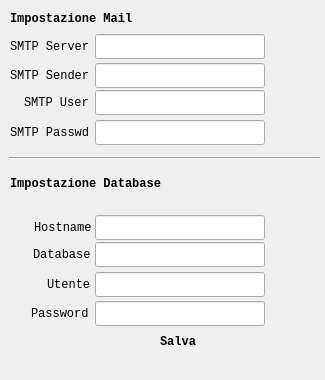
This is QtUI/dialogDatabase.ui in emper0r/aron-conf as Qt 5 draws it before an edit. The edited form follows.
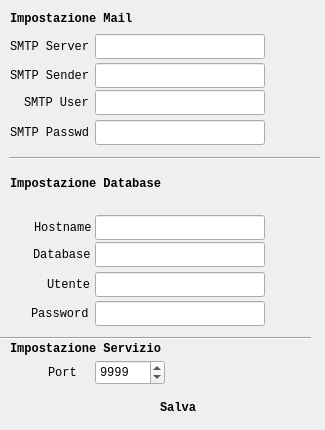
This is the edited form.

The edit to the form file:
```diff
--- a/QtUI/dialogDatabase.ui
+++ b/QtUI/dialogDatabase.ui
@@ -7,19 +7,19 @@
     <x>0</x>
     <y>0</y>
     <width>325</width>
-    <height>380</height>
+    <height>430</height>
    </rect>
   </property>
   <property name="minimumSize">
    <size>
     <width>325</width>
-    <height>380</height>
+    <height>430</height>
    </size>
   </property>
   <property name="maximumSize">
    <size>
     <width>325</width>
-    <height>380</height>
+    <height>430</height>
    </size>
   </property>
   <property name="sizeIncrement">
@@ -123,7 +123,7 @@
    <property name="geometry">
     <rect>
      <x>130</x>
-     <y>330</y>
+     <y>396</y>
      <width>25</width>
      <height>25</height>
     </rect>
@@ -658,7 +658,7 @@
    <property name="geometry">
     <rect>
      <x>160</x>
-     <y>333</y>
+     <y>399</y>
      <width>51</width>
      <height>18</height>
     </rect>
@@ -749,6 +749,114 @@
     <bool>false</bool>
    </property>
   </widget>
+  <widget class="QLabel" name="labelImpostazioneDaemonPort">
+   <property name="geometry">
+    <rect>
+     <x>10</x>
+     <y>340</y>
+     <width>161</width>
+     <height>18</height>
+    </rect>
+   </property>
+   <property name="font">
+    <font>
+     <weight>75</weight>
+     <bold>true</bold>
+    </font>
+   </property>
+   <property name="cursor">
+    <cursorShape>PointingHandCursor</cursorShape>
+   </property>
+   <property name="text">
+    <string>Impostazione Servizio</string>
+   </property>
+  </widget>
+  <widget class="Line" name="line_2">
+   <property name="geometry">
+    <rect>
+     <x>0</x>
+     <y>330</y>
+     <width>311</width>
+     <height>16</height>
+    </rect>
+   </property>
+   <property name="cursor">
+    <cursorShape>PointingHandCursor</cursorShape>
+   </property>
+   <property name="orientation">
+    <enum>Qt::Horizontal</enum>
+   </property>
+  </widget>
+  <widget class="QLabel" name="labelDaemonPort">
+   <property name="geometry">
+    <rect>
+     <x>48</x>
+     <y>363</y>
+     <width>50</width>
+     <height>20</height>
+    </rect>
+   </property>
+   <property name="minimumSize">
+    <size>
+     <width>50</width>
+     <height>20</height>
+    </size>
+   </property>
+   <property name="maximumSize">
+    <size>
+     <width>60</width>
+     <height>20</height>
+    </size>
+   </property>
+   <property name="font">
+    <font>
+     <family>Monospace</family>
+     <pointsize>9</pointsize>
+     <weight>50</weight>
+     <bold>false</bold>
+    </font>
+   </property>
+   <property name="cursor">
+    <cursorShape>PointingHandCursor</cursorShape>
+   </property>
+   <property name="text">
+    <string>Port</string>
+   </property>
+  </widget>
+  <widget class="QSpinBox" name="spinBoxDaemonPort">
+   <property name="geometry">
+    <rect>
+     <x>95</x>
+     <y>360</y>
+     <width>70</width>
+     <height>25</height>
+    </rect>
+   </property>
+   <property name="minimumSize">
+    <size>
+     <width>70</width>
+     <height>25</height>
+    </size>
+   </property>
+   <property name="maximumSize">
+    <size>
+     <width>70</width>
+     <height>25</height>
+    </size>
+   </property>
+   <property name="cursor">
+    <cursorShape>PointingHandCursor</cursorShape>
+   </property>
+   <property name="minimum">
+    <number>1</number>
+   </property>
+   <property name="maximum">
+    <number>65535</number>
+   </property>
+   <property name="value">
+    <number>9999</number>
+   </property>
+  </widget>
  </widget>
  <layoutdefault spacing="6" margin="11"/>
  <tabstops>
```
Left out of the diff: 4 changed lines with no effect on the pictures.
